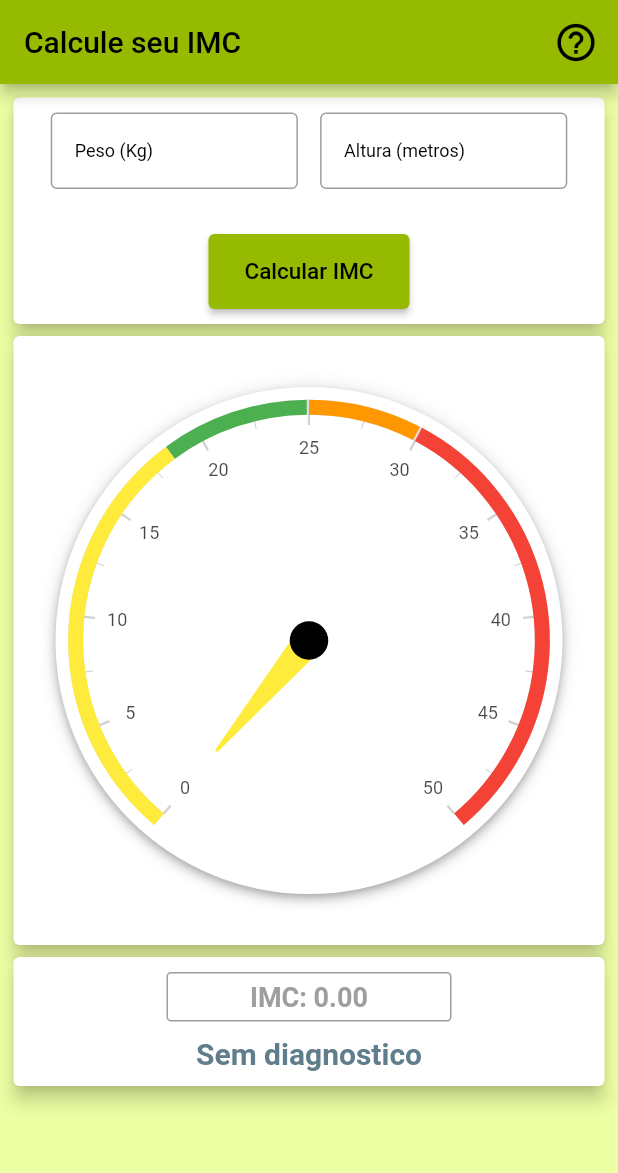
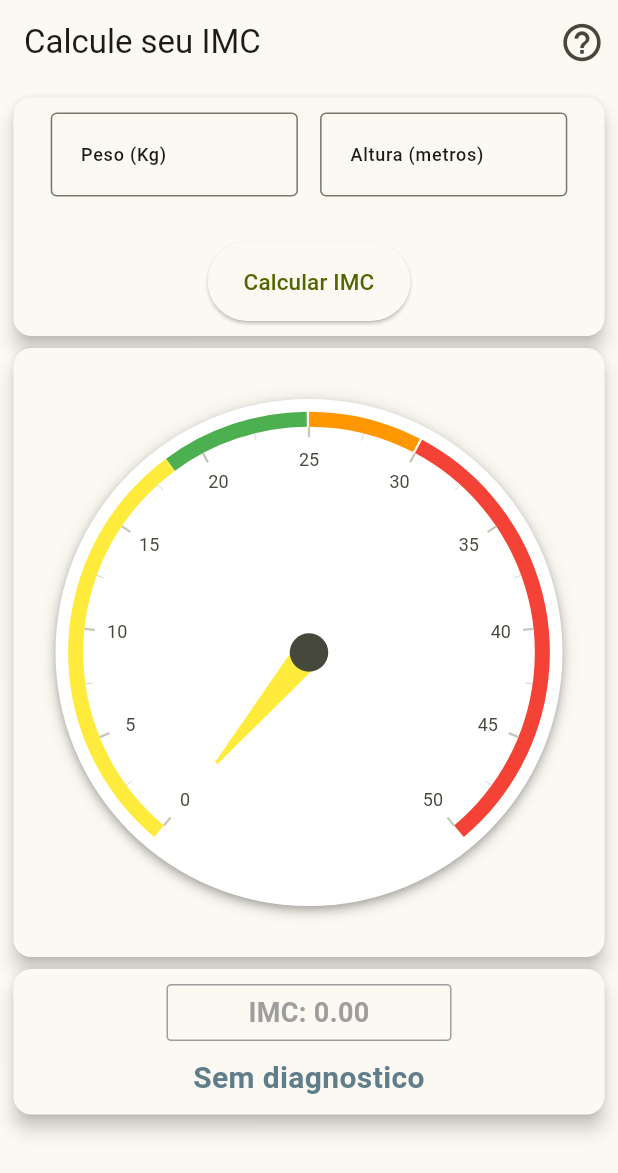
Before and after one commit to joaovitorpd/calculo_imc, a Flutter app: the screen it shows after launch, on a phone screen of 412 x 824 dp. Shown: the top 1173 px of the screen. Run offline on Flutter 3.47's test engine with Material 2 defaults, Android fonts, the phone set to English and light mode, and no system bars; drawn by our look-alikes of syncfusion_flutter_gauges; our stand-ins replace brasil_fields.

Commit message:
Material 3 pallete generated and implemented

```diff
--- a/lib/main.dart
+++ b/lib/main.dart
@@ -1,3 +1,4 @@
+import 'package:calculo_imc/config/color_schemes.g.dart';
 import 'package:calculo_imc/config/palette.dart';
 import 'package:calculo_imc/screens/home_page.dart';
 import 'package:flutter/material.dart';
@@ -16,10 +17,8 @@ class AppCalculoIMC extends StatelessWidget {
       title: 'Calculadora de IMC',
       debugShowCheckedModeBanner: false,
       locale: const Locale('pt', 'BR'),
-      theme: ThemeData(
-          primarySwatch: Palette.modoEscuro,
-          //cardColor: const Color.fromRGBO(255, 255, 255, 1),
-          scaffoldBackgroundColor: const Color(0xffedffa3)),
+      theme: ThemeData(useMaterial3: true, colorScheme: lightColorScheme),
+      darkTheme: ThemeData(useMaterial3: true, colorScheme: darkColorScheme),
       home: const HomePage(title: 'Calcule seu IMC'),
     );
   }
```
Also changed, not shown: lib/config/color_schemes.g.dart (added).
